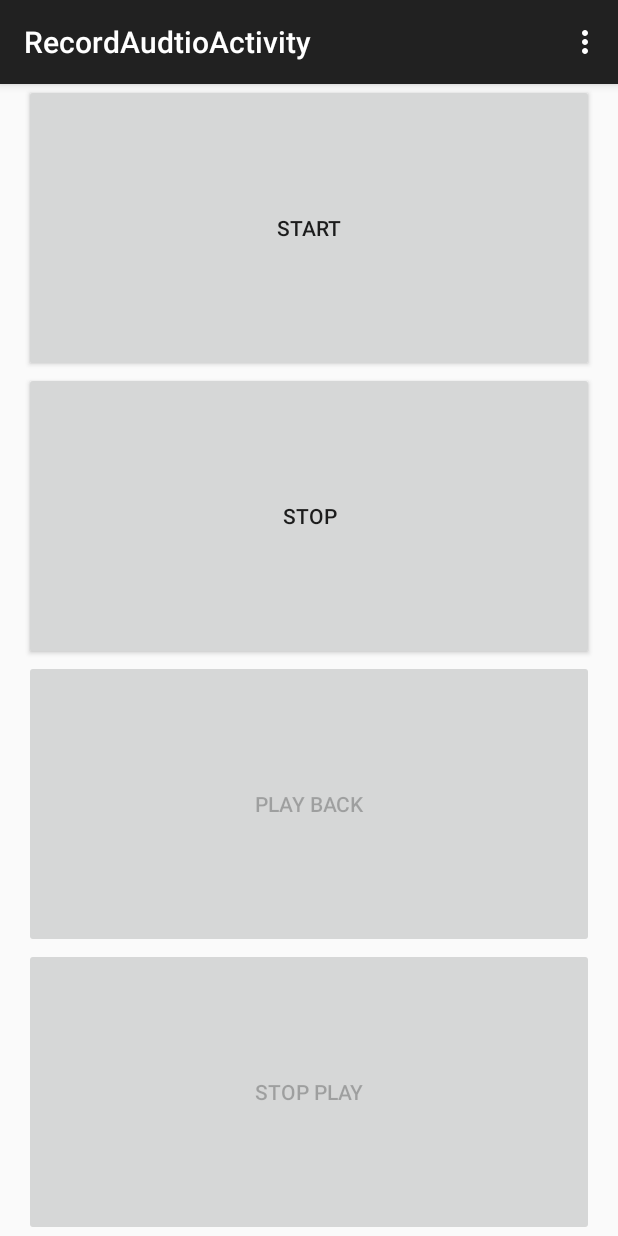
After one commit to macchicken/MediaAccess, an Android app: the RecordAudioActivity screen opened directly, with no data from a screen before it, on a phone screen of 412 x 824 dp. The commit adds this screen. Run offline under Robolectric (Android 15) with nearby library versions, the phone set to English and light mode, and no system bars.

Commit message:
add audio recorder including progress bar for recording and replaying

```diff
--- a/app/src/main/AndroidManifest.xml
+++ b/app/src/main/AndroidManifest.xml
@@ -1,10 +1,12 @@
 <?xml version="1.0" encoding="utf-8"?>
 <manifest xmlns:android="http://schemas.android.com/apk/res/android"
     package="comp5216.sydney.edu.au.mediaaccess" >
+
     <uses-permission android:name="android.permission.READ_EXTERNAL_STORAGE" />
     <uses-permission android:name="android.permission.WRITE_EXTERNAL_STORAGE" />
     <uses-permission android:name="android.permission.RECORD_AUDIO" />
     <uses-permission android:name="android.permission.INTERNET" />
+
     <application
         android:allowBackup="true"
         android:icon="@mipmap/ic_launcher"
@@ -19,6 +21,10 @@
                 <category android:name="android.intent.category.LAUNCHER" />
             </intent-filter>
         </activity>
+        <activity
+            android:name=".RecordAudioActivity"
+            android:label="@string/title_activity_record_audio" >
+        </activity>
     </application>
 
 </manifest>
--- /dev/null
+++ b/app/src/main/java/comp5216/sydney/edu/au/mediaaccess/RecordAudioActivity.java
@@ -0,0 +1,191 @@
+package comp5216.sydney.edu.au.mediaaccess;
+
+import android.content.pm.PackageManager;
+import android.media.AudioManager;
+import android.media.MediaPlayer;
+import android.media.MediaRecorder;
+import android.os.Environment;
+import android.support.v7.app.ActionBarActivity;
+import android.os.Bundle;
+import android.view.Menu;
+import android.view.MenuItem;
+import android.view.View;
+import android.widget.Button;
+import android.widget.ProgressBar;
+import android.widget.Toast;
+
+import java.io.IOException;
+import java.util.Timer;
+import java.util.TimerTask;
+
+
+public class RecordAudioActivity extends ActionBarActivity {
+
+    private MediaRecorder mediaRecorder;
+    private MediaPlayer mediaPlayer;
+    private String audioFileName;
+    private int MAX_DURATION=60000;
+    private ProgressBar pb;
+    private Timer timer;
+    private boolean stopped;
+    private Button recordBtn;
+    private Button stopRecordBtn;
+    private Button playBackBtn;
+    private Button stopPlayBackBtn;
+
+    @Override
+    protected void onCreate(Bundle savedInstanceState) {
+        super.onCreate(savedInstanceState);
+        setContentView(R.layout.activity_record_audio);
+        pb=(ProgressBar)findViewById(R.id.recordProgressBar);
+        recordBtn= (Button) findViewById(R.id.captureAudio);
+        stopRecordBtn= (Button) findViewById(R.id.stopRecord);
+        playBackBtn= (Button) findViewById(R.id.playbackAudio);
+        stopPlayBackBtn= (Button) findViewById(R.id.stopPlaybackAudio);
+        pb.setVisibility(View.GONE);
+        recordBtn.setEnabled(true);
+        stopRecordBtn.setEnabled(true);
+        playBackBtn.setEnabled(false);
+        stopPlayBackBtn.setEnabled(false);
+        audioFileName=getIntent().getStringExtra("audioFileName");
+        if (audioFileName==null||"".equals(audioFileName.trim())){
+            audioFileName = Environment.getExternalStorageDirectory().getAbsolutePath();
+            audioFileName += "/audiorecordtest.3gp";
+        }
+        stopped=true;
+    }
+
+    @Override
+    public boolean onCreateOptionsMenu(Menu menu) {
+        // Inflate the menu; this adds items to the action bar if it is present.
+        getMenuInflater().inflate(R.menu.menu_record_audio, menu);
+        return true;
+    }
+
+    @Override
+    public boolean onOptionsItemSelected(MenuItem item) {
+        // Handle action bar item clicks here. The action bar will
+        // automatically handle clicks on the Home/Up button, so long
+        // as you specify a parent activity in AndroidManifest.xml.
+        int id = item.getItemId();
+
+        //noinspection SimplifiableIfStatement
+        if (id == R.id.action_settings) {
+            return true;
+        }
+
+        return super.onOptionsItemSelected(item);
+    }
+
+    /**
+     * start record audio
+     * @param v
+     */
+    public void onCapaureAudio(View v){
+        if (getPackageManager().hasSystemFeature(PackageManager.FEATURE_MICROPHONE)) {
+            // Create the recorder
+            mediaRecorder = new MediaRecorder();
+            // Set the audio format and encoder
+            mediaRecorder.setAudioSource(MediaRecorder.AudioSource.MIC);
+            mediaRecorder.setOutputFormat(MediaRecorder.OutputFormat.THREE_GPP);
+            mediaRecorder.setAudioEncoder(MediaRecorder.AudioEncoder.AMR_NB);
+            // Setup the output location
+            mediaRecorder.setOutputFile(audioFileName);
+            mediaRecorder.setMaxDuration(MAX_DURATION);
+            pb.setMax(MAX_DURATION);
+            pb.setProgress(0);
+            timer = new Timer();
+            pb.setVisibility(View.VISIBLE);
+            startProgress();
+            // Start the recording
+            try {
+                playBackBtn.setEnabled(false);
+                stopPlayBackBtn.setEnabled(false);
+                mediaRecorder.prepare();
+                stopped=false;
+                mediaRecorder.start();
+            } catch (IOException e) {
+                e.printStackTrace();
+            }
+        } else { // no mic on device
+            Toast.makeText(this, "This device doesn't have a mic!", Toast.LENGTH_LONG).show();
+        }
+    }
+
+    /**
+     * Stop the recording of the audio
+     * @param v
+     */
+    public void onStopRecording(View v){
+        if (mediaRecorder!=null){
+            mediaRecorder.stop();
+            stopped=true;
+            pb.setProgress(0); // if u want to reset
+            mediaRecorder.reset();
+            mediaRecorder.release();
+            mediaRecorder=null;
+            timer.cancel();
+            timer=null;
+            pb.setVisibility(View.GONE);
+            playBackBtn.setEnabled(true);
+            stopPlayBackBtn.setEnabled(true);
+        }
+    }
+
+    public void onPlayBack(View v){
+        mediaPlayer = new MediaPlayer();
+        mediaPlayer.setAudioStreamType(AudioManager.STREAM_MUSIC);
+        try {
+            mediaPlayer.setDataSource(audioFileName);
+            recordBtn.setEnabled(false);
+            stopRecordBtn.setEnabled(false);
+            mediaPlayer.prepare(); // must call prepare first
+            pb.setMax(mediaPlayer.getDuration());
+            pb.setProgress(0);
+            timer = new Timer();
+            pb.setVisibility(View.VISIBLE);
+            startProgress();
+            stopped=false;
+            mediaPlayer.start(); // then start
+        } catch (IOException e) {
+            e.printStackTrace();
+        }
+    }
+
+    public void onStopPlayBack(View v){
+        if (mediaPlayer!=null){
+            mediaPlayer.stop();
+            pb.setProgress(0); // if u want to reset
+            pb.setVisibility(View.GONE);
+            stopped=true;
+            mediaPlayer=null;
+            timer.cancel();
+            timer=null;
+            recordBtn.setEnabled(true);
+            stopRecordBtn.setEnabled(true);
+        }
+    }
+
+    private void startProgress()
+    {
+        timer.schedule(new TimerTask() {
+            @Override
+            public void run() {
+                if(!stopped)  // call ui only when  the progress is not stopped
+                {
+                    runOnUiThread(new Runnable() {
+                        @Override
+                        public void run() {
+                            try
+                            {
+                                pb.setProgress(pb.getProgress()+1000);
+                            } catch (Exception e) {e.printStackTrace();}
+                        }
+                    });
+                }
+            }
+        }, 1, 1000);
+    }
+
+
+}
--- a/app/src/main/res/layout/activity_main.xml
+++ b/app/src/main/res/layout/activity_main.xml
@@ -25,7 +25,8 @@
     <Button
         android:id="@+id/takephoto"
         android:layout_width="match_parent"
-        android:layout_height="wrap_content"
+        android:layout_height="0dp"
+        android:layout_weight="1"
         android:onClick="onTakePhotoClick"
         android:text="Take Photo" />
 
@@ -59,5 +60,4 @@
         android:onClick="onRecordAudioClick"
         android:text="Record Audio" />
 
-
 </LinearLayout>
--- /dev/null
+++ b/app/src/main/res/layout/activity_record_audio.xml
@@ -0,0 +1,46 @@
+<LinearLayout xmlns:android="http://schemas.android.com/apk/res/android"
+    android:layout_width="match_parent"
+    android:layout_height="match_parent"
+    android:paddingLeft="16dp"
+    android:paddingRight="16dp"
+    android:orientation="vertical" >
+
+    <ProgressBar
+        android:id="@+id/recordProgressBar"
+        style="?android:attr/progressBarStyleHorizontal"
+        android:layout_width="match_parent"
+        android:layout_height="0dp"
+        android:layout_weight="1" />
+
+    <Button
+        android:id="@+id/captureAudio"
+        android:layout_width="match_parent"
+        android:layout_height="0dp"
+        android:layout_weight="1"
+        android:onClick="onCapaureAudio"
+        android:text="start" />
+
+    <Button
+        android:id="@+id/stopRecord"
+        android:layout_width="match_parent"
+        android:layout_height="0dp"
+        android:layout_weight="1"
+        android:onClick="onStopRecording"
+        android:text="stop" />
+    <Button
+        android:id="@+id/playbackAudio"
+        android:layout_width="match_parent"
+        android:layout_height="0dp"
+        android:layout_weight="1"
+        android:onClick="onPlayBack"
+        android:text="play back" />
+    <Button
+        android:id="@+id/stopPlaybackAudio"
+        android:layout_width="match_parent"
+        android:layout_height="0dp"
+        android:layout_weight="1"
+        android:onClick="onStopPlayBack"
+        android:text="stop play" />
+
+
+</LinearLayout>
--- /dev/null
+++ b/app/src/main/res/menu/menu_record_audio.xml
@@ -0,0 +1,7 @@
+<menu xmlns:android="http://schemas.android.com/apk/res/android"
+    xmlns:app="http://schemas.android.com/apk/res-auto"
+    xmlns:tools="http://schemas.android.com/tools"
+    tools:context="comp5216.sydney.edu.au.mediaaccess.RecordAudioActivity">
+    <item android:id="@+id/action_settings" android:title="@string/action_settings"
+        android:orderInCategory="100" app:showAsAction="never" />
+</menu>
--- a/app/src/main/res/values/strings.xml
+++ b/app/src/main/res/values/strings.xml
@@ -3,4 +3,5 @@
 
     <string name="hello_world">Hello world!</string>
     <string name="action_settings">Settings</string>
+    <string name="title_activity_record_audio">RecordAudtioActivity</string>
 </resources>
```
Also changed, not shown: app/src/main/java/comp5216/sydney/edu/au/mediaaccess/MainActivity.java (+10 -50 lines).
